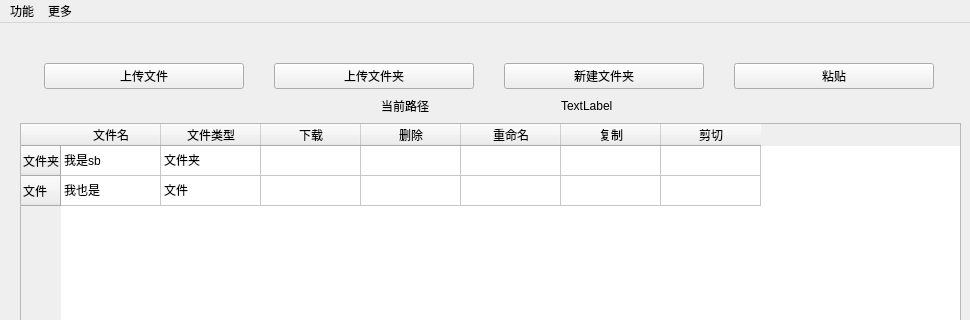
DiDi-FanFan-JianJian/Jian-NetDisk, file client/netdisk.ui: the form before one commit; both pictures show x 0 to 970 and y 0 to 320 of the 970 by 652 pixel window.
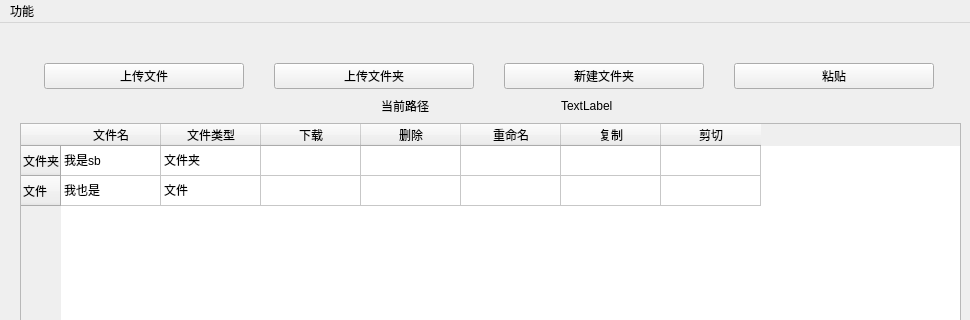
The form after the commit. Icons and pictures are not drawn.

```diff
--- a/client/netdisk.ui
+++ b/client/netdisk.ui
@@ -251,16 +251,8 @@
      <string>功能</string>
     </property>
     <addaction name="transfer_list_menu"/>
-    <addaction name="logout_menu"/>
-   </widget>
-   <widget class="QMenu" name="menu_2">
-    <property name="title">
-     <string>更多</string>
-    </property>
-    <addaction name="about"/>
    </widget>
    <addaction name="menu"/>
-   <addaction name="menu_2"/>
   </widget>
   <widget class="QStatusBar" name="statusbar"/>
   <action name="transfer_list_menu">
```
